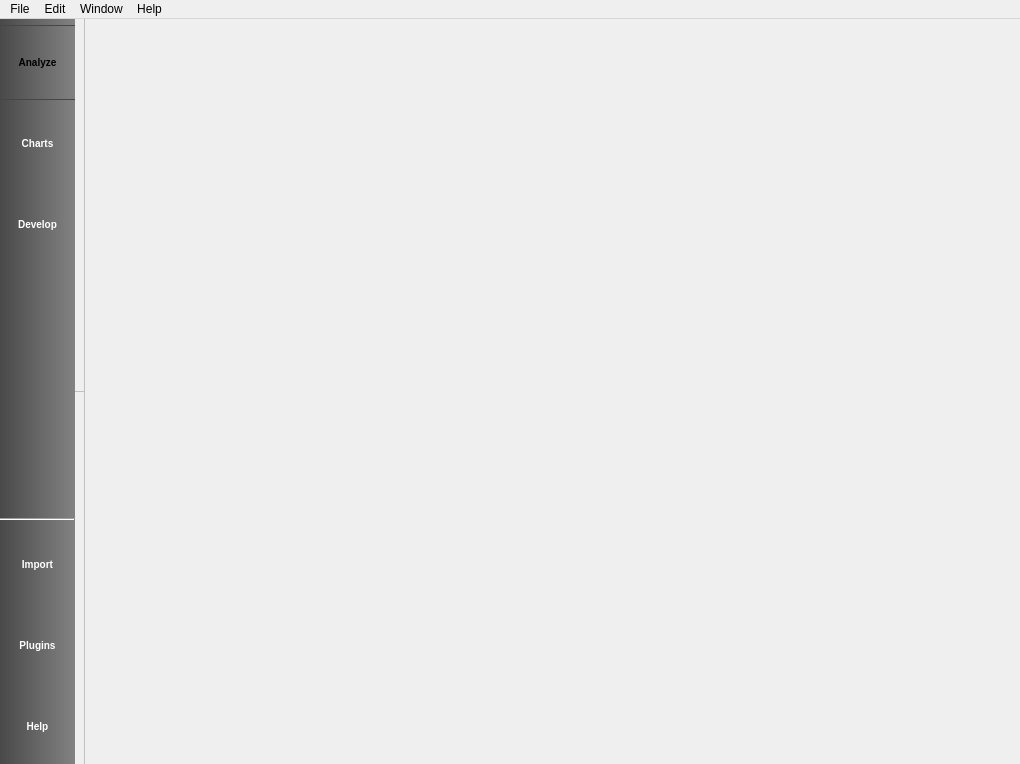
Above: plugins/perspective/GraphPerspective/designer/GraphPerspectiveMainWindow.ui from Tulip-Dev/tulip before the change. Below: the same form after it.
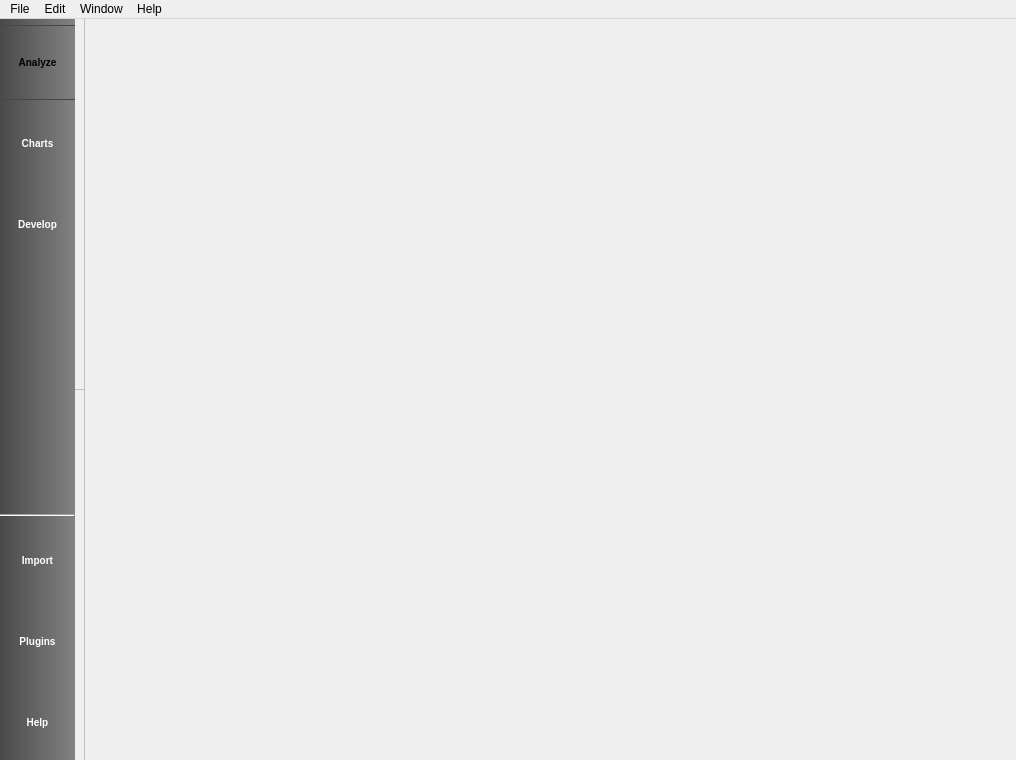
That is the form after the change. Icons and pictures are not drawn. Custom widgets are drawn as their Qt base class.

What changed in the file:
```diff
--- a/plugins/perspective/GraphPerspective/designer/GraphPerspectiveMainWindow.ui
+++ b/plugins/perspective/GraphPerspective/designer/GraphPerspectiveMainWindow.ui
@@ -6,8 +6,8 @@
    <rect>
     <x>0</x>
     <y>0</y>
-    <width>1020</width>
-    <height>764</height>
+    <width>1016</width>
+    <height>760</height>
    </rect>
   </property>
   <property name="sizePolicy">
@@ -542,7 +542,7 @@
     <rect>
      <x>0</x>
      <y>0</y>
-     <width>1020</width>
+     <width>1016</width>
      <height>22</height>
     </rect>
    </property>
```
